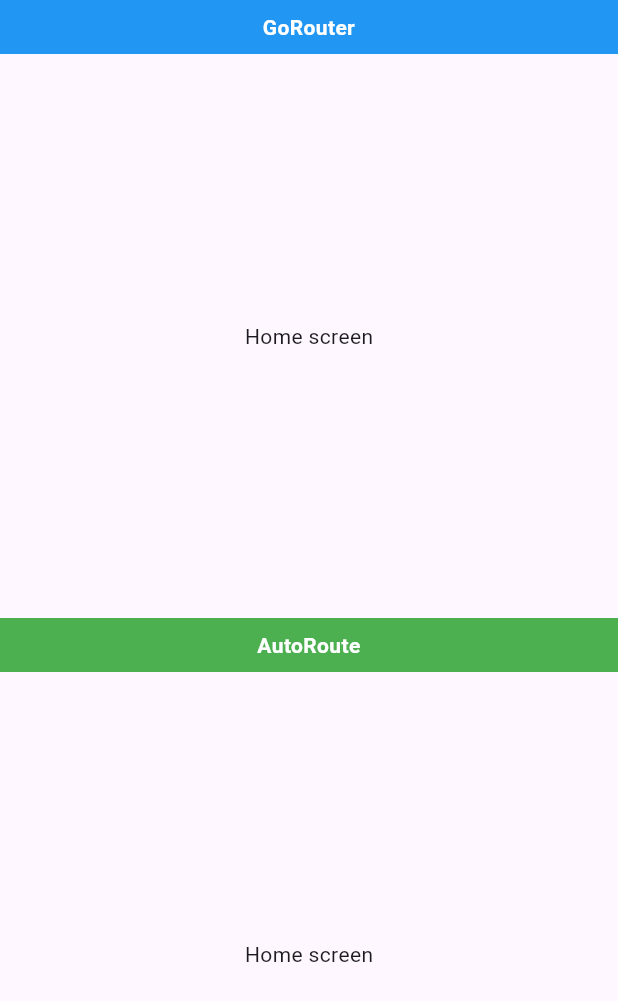
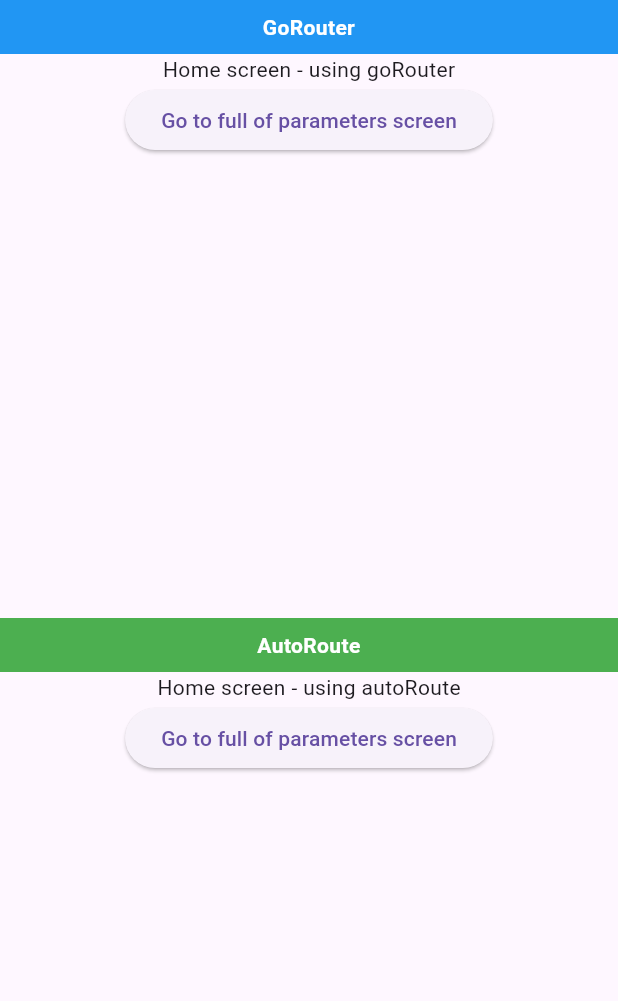
Before and after one commit to Kurczaak/gr_vs_ar, a Flutter app: the screen it shows after launch, on a phone screen of 412 x 824 dp. Shown: the top 1001 px of the screen. Run offline on Flutter 3.47's test engine with Material 3 defaults, Android fonts, the phone set to English and light mode, and no system bars; our stand-ins replace auto_route, go_router.

Commit message:
feat: add full of parameters page

```diff
--- a/lib/main.dart
+++ b/lib/main.dart
@@ -1,4 +1,5 @@
 import 'package:flutter/material.dart';
+import 'package:go_router/go_router.dart';
 import 'package:gr_vs_ar/router/auto_route_router.dart';
 import 'package:gr_vs_ar/router/go_router_router.dart';
 
@@ -7,45 +8,49 @@
 }
 
 class ComparisonApp extends StatelessWidget {
-  const ComparisonApp({super.key});
+  ComparisonApp({super.key});
+
+  final _goRouterRouter = GoRouterRouter.router();
+  final _autoRouteRouter = AutoRouteRouter();
 
   @override
   Widget build(BuildContext context) {
     return MaterialApp(
       title: 'GoRouter vs AutoRoute',
       theme: ThemeData(primarySwatch: Colors.blue),
-      home: _SplitScreen(),
+      home: _SplitScreen(_goRouterRouter, _autoRouteRouter),
     );
   }
 }
 
 class GoRouterPanel extends StatelessWidget {
-  GoRouterPanel({super.key});
+  const GoRouterPanel({super.key, required this.router});
 
   // GoRouter configuration
-  final _router = GoRouterRouter.router();
+  final GoRouter router;
 
   @override
   Widget build(BuildContext context) {
-    return MaterialApp.router(routerConfig: _router);
+    return MaterialApp.router(routerConfig: router);
   }
 }
 
 class AutoRoutePanel extends StatelessWidget {
-  AutoRoutePanel({super.key});
+  const AutoRoutePanel({super.key, required this.router});
 
-  // make sure you don't initiate your router
-  // inside of the build function.
-  final _appRouter = AutoRouteRouter();
+  final AutoRouteRouter router;
 
   @override
   Widget build(BuildContext context) {
-    return MaterialApp.router(routerConfig: _appRouter.config());
+    return MaterialApp.router(routerConfig: router.config());
   }
 }
 
 class _SplitScreen extends StatelessWidget {
-  const _SplitScreen();
+  const _SplitScreen(this._goRouterRouter, this._autoRouteRouter);
+
+  final GoRouter _goRouterRouter;
+  final AutoRouteRouter _autoRouteRouter;
 
   @override
   Widget build(BuildContext context) {
@@ -56,7 +61,7 @@
             child: Column(
               children: [
                 _PanelHeader(title: 'GoRouter', color: Colors.blue),
-                Expanded(child: GoRouterPanel()),
+                Expanded(child: GoRouterPanel(router: _goRouterRouter)),
               ],
             ),
           ),
@@ -65,7 +70,7 @@
             child: Column(
               children: [
                 _PanelHeader(title: 'AutoRoute', color: Colors.green),
-                Expanded(child: GoRouterPanel()),
+                Expanded(child: AutoRoutePanel(router: _autoRouteRouter)),
               ],
             ),
           ),
--- /dev/null
+++ b/lib/pages/full_of_parameters_screen.dart
@@ -0,0 +1,57 @@
+import 'package:auto_route/auto_route.dart';
+import 'package:flutter/material.dart';
+
+@RoutePage()
+class FullOfParametersScreen extends StatelessWidget {
+  const FullOfParametersScreen({super.key, required this.args});
+
+  final FullOfParametersScreenArgs args;
+
+  @override
+  Widget build(BuildContext context) {
+    return Scaffold(
+      body: Center(
+        child: Column(
+          children: [
+            Text('User name: ${args.userName}'),
+            ElevatedButton(
+              onPressed: args.simpleCallback,
+              child: Text('Call simple callback'),
+            ),
+            ElevatedButton(
+              onPressed: () async {
+                final result = await args.asyncCallback(42);
+                if (context.mounted) {
+                  ScaffoldMessenger.of(context).showSnackBar(
+                    SnackBar(content: Text('Async callback result: $result')),
+                  );
+                }
+              },
+              child: Text('Call async callback'),
+            ),
+            Text('Non-serializable data: ${args.nonSerializable.name}'),
+          ],
+        ),
+      ),
+    );
+  }
+}
+
+class FullOfParametersScreenArgs {
+  final String userName;
+  final VoidCallback simpleCallback;
+  final Future<String> Function(int) asyncCallback;
+  final NonSerializableClass nonSerializable;
+
+  FullOfParametersScreenArgs({
+    required this.userName,
+    required this.simpleCallback,
+    required this.asyncCallback,
+    required this.nonSerializable,
+  });
+}
+
+class NonSerializableClass {
+  final String name;
+  NonSerializableClass(this.name);
+}
--- a/lib/pages/home_screen.dart
+++ b/lib/pages/home_screen.dart
@@ -1,12 +1,65 @@
 import 'package:auto_route/auto_route.dart';
 import 'package:flutter/material.dart';
+import 'package:go_router/go_router.dart';
+import 'package:gr_vs_ar/pages/full_of_parameters_screen.dart';
+import 'package:gr_vs_ar/router/auto_route_router.dart';
+import 'package:gr_vs_ar/router/router_type.dart';
 
 @RoutePage()
 class HomeScreen extends StatelessWidget {
-  const HomeScreen({super.key});
+  const HomeScreen({super.key, this.routerType = RouterType.autoRoute});
+
+  final RouterType routerType;
 
   @override
   Widget build(BuildContext context) {
-    return Scaffold(body: Center(child: Text('Home screen')));
+    return Scaffold(
+      body: Center(
+        child: Column(
+          children: [
+            Text('Home screen - using ${routerType.name}'),
+            ElevatedButton(
+              onPressed: () => _navigateToFullOfParametersScreen(context),
+              child: Text('Go to full of parameters screen'),
+            ),
+          ],
+        ),
+      ),
+    );
+  }
+
+  void _navigateToFullOfParametersScreen(BuildContext context) {
+    switch (routerType) {
+      case RouterType.goRouter:
+        // GoRouter navigation code here
+
+        context.pushNamed(
+          'fullOfParameters',
+          extra: FullOfParametersScreenArgs(
+            userName: 'John Doe',
+            simpleCallback: () => print('Simple callback called'),
+            asyncCallback: (value) async {
+              await Future.delayed(Duration(seconds: 1));
+              return 'Async callback result for value $value';
+            },
+            nonSerializable: NonSerializableClass('Go Router rulez'),
+          ),
+        );
+      case RouterType.autoRoute:
+        context.router.push(
+          FullOfParametersRoute(
+            args: FullOfParametersScreenArgs(
+              userName: 'John Doe',
+              simpleCallback: () => print('Simple callback called'),
+              asyncCallback: (value) async {
+                await Future.delayed(Duration(seconds: 1));
+                return 'Async callback result for value $value';
+              },
+              nonSerializable: NonSerializableClass('Auto Route rulez'),
+            ),
+          ),
+        );
+        break;
+    }
   }
 }
--- a/lib/router/auto_route_router.dart
+++ b/lib/router/auto_route_router.dart
@@ -1,10 +1,16 @@
 import 'package:auto_route/auto_route.dart';
+import 'package:flutter/material.dart';
+import 'package:gr_vs_ar/pages/full_of_parameters_screen.dart';
 import 'package:gr_vs_ar/pages/home_screen.dart';
+import 'package:gr_vs_ar/router/router_type.dart';
 
 part 'auto_route_router.gr.dart';
 
 @AutoRouterConfig()
 class AutoRouteRouter extends RootStackRouter {
   @override
-  List<AutoRoute> get routes => [AutoRoute(page: HomeRoute.page)];
+  List<AutoRoute> get routes => [
+    AutoRoute(page: HomeRoute.page, initial: true),
+    AutoRoute(page: FullOfParametersRoute.page),
+  ];
 }
--- a/lib/router/go_router_router.dart
+++ b/lib/router/go_router_router.dart
@@ -1,10 +1,28 @@
 import 'package:go_router/go_router.dart';
+import 'package:gr_vs_ar/pages/full_of_parameters_screen.dart';
 import 'package:gr_vs_ar/pages/home_screen.dart';
+import 'package:gr_vs_ar/router/router_type.dart';
 
 class GoRouterRouter {
   static GoRouter router() {
     return GoRouter(
-      routes: [GoRoute(path: '/', builder: (context, state) => HomeScreen())],
+      routes: [
+        GoRoute(
+          path: '/',
+          builder: (context, state) =>
+              const HomeScreen(routerType: RouterType.goRouter),
+        ),
+        GoRoute(
+          path: '/fullOfParameters',
+          name: 'fullOfParameters',
+          builder: (context, state) {
+            // Extract parameters from the state if needed
+            return FullOfParametersScreen(
+              args: state.extra as FullOfParametersScreenArgs,
+            );
+          },
+        ),
+      ],
     );
   }
 }
--- /dev/null
+++ b/lib/router/router_type.dart
@@ -0,0 +1 @@
+enum RouterType { goRouter, autoRoute }
```
Also changed, not shown: lib/router/auto_route_router.gr.dart.
